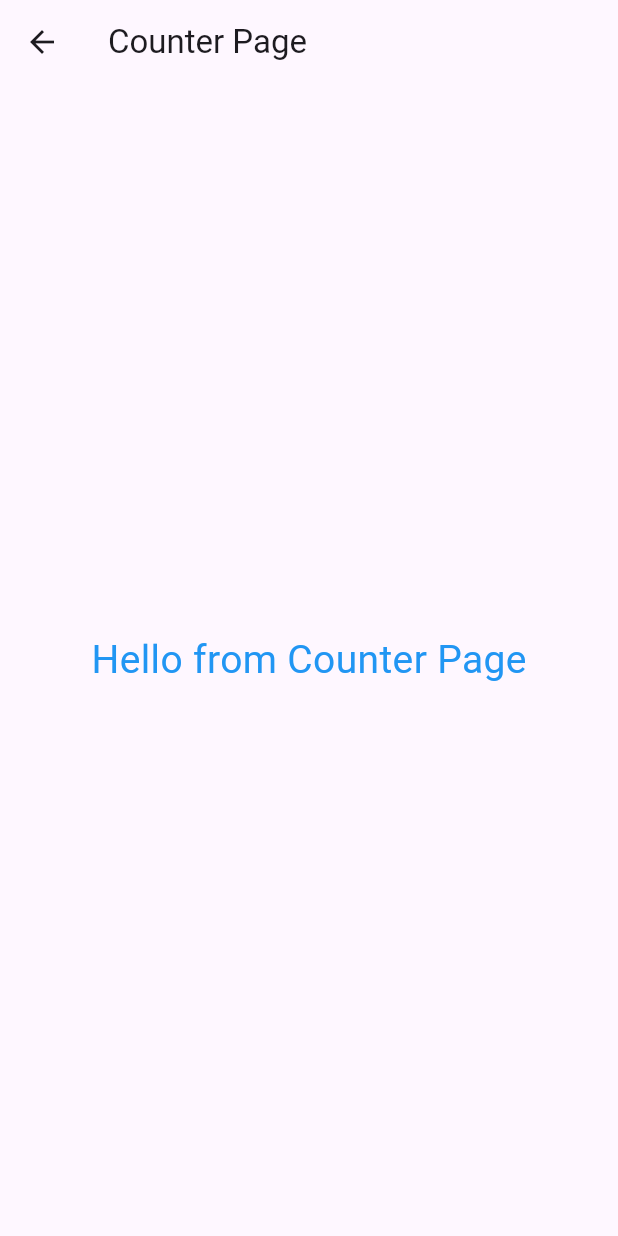
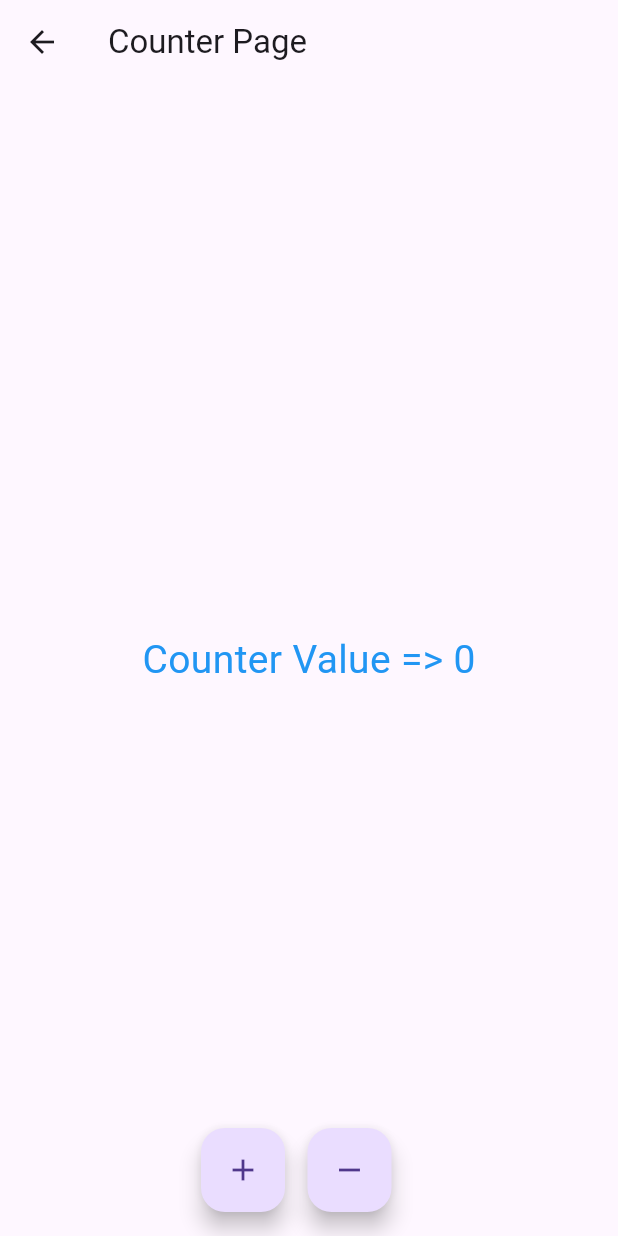
Before and after one commit to salmaimassenda2023/flutter-demo-app, a Flutter app: the CounterPage screen opened by its route, on a phone screen of 412 x 824 dp. Run offline on Flutter 3.47's test engine with Material 3 defaults, Android fonts, the phone set to English and light mode, and no system bars.

Commit message:
fnal commit

```diff
--- a/lib/pages/counter.page.dart
+++ b/lib/pages/counter.page.dart
@@ -1,6 +1,15 @@
 import 'package:flutter/material.dart';
 
-class CounterPage extends StatelessWidget{
+class CounterPage extends StatefulWidget {
+
+  @override
+  State<StatefulWidget> createState() => CounterPageState();
+
+}
+
+class CounterPageState  extends State<CounterPage>{
+  int counter =0;
+
   @override
   Widget build(BuildContext context) {
   return Scaffold(
@@ -9,10 +18,31 @@ class CounterPage extends StatelessWidget{
   child: Column(
   mainAxisAlignment: MainAxisAlignment.center,
   children: [
-            Text("Hello from Counter Page",style: TextStyle(fontSize: 26,color: Colors.blue)),
+  Text(" Counter Value => ${counter} ",style: TextStyle(fontSize: 26,color: Colors.blue)),
   ],
   ),
   ),
+  floatingActionButton: Container(
+    child: Row(
+      children: [
+        SizedBox(width: 150),
+        FloatingActionButton(
+            child: Icon(Icons.add),
+            onPressed: (){ setState(() {
+              counter++;
+            });}
+        ),
+        SizedBox(width: 15),
+        FloatingActionButton(
+            child: Icon(Icons.remove),
+            onPressed: (){ setState(() {
+              counter--;
+            });}
+        ),
+      ],
+    ),
+  )
   );
   }
+
   }
```
Also changed, not shown: lib/config/global.params.dart (added, +12 -0 lines), lib/pages/drawer.widget.dart (+13 -29 lines), 1 other file. Lines whose indentation alone changed are shown as unchanged.
